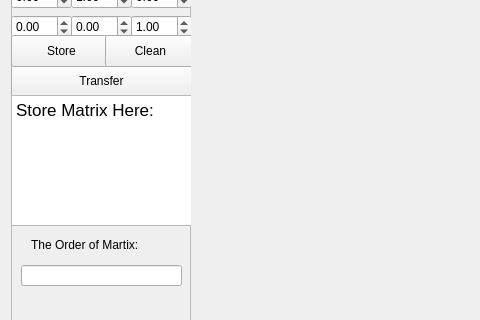
ThisIsGJ/QT, file labOO/MainWindow.ui: the form before one commit; both pictures show x 0 to 480 and y 316 to 636 of the 794 by 848 pixel window.
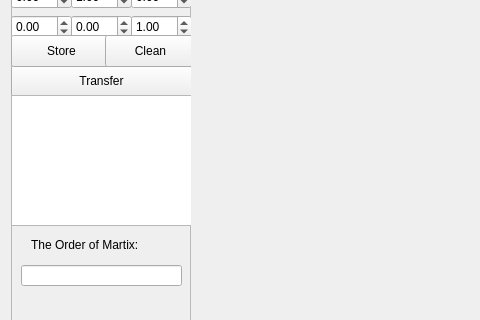
The form after the commit. Custom widgets are drawn as their Qt base class.

```diff
--- a/labOO/MainWindow.ui
+++ b/labOO/MainWindow.ui
@@ -305,7 +305,7 @@
 &lt;html&gt;&lt;head&gt;&lt;meta name=&quot;qrichtext&quot; content=&quot;1&quot; /&gt;&lt;style type=&quot;text/css&quot;&gt;
 p, li { white-space: pre-wrap; }
 &lt;/style&gt;&lt;/head&gt;&lt;body style=&quot; font-family:'.Lucida Grande UI'; font-size:13pt; font-weight:400; font-style:normal;&quot;&gt;
-&lt;p style=&quot; margin-top:0px; margin-bottom:0px; margin-left:0px; margin-right:0px; -qt-block-indent:0; text-indent:0px;&quot;&gt;Store Matrix Here:&lt;/p&gt;&lt;/body&gt;&lt;/html&gt;</string>
+&lt;p style=&quot;-qt-paragraph-type:empty; margin-top:0px; margin-bottom:0px; margin-left:0px; margin-right:0px; -qt-block-indent:0; text-indent:0px;&quot;&gt;&lt;br /&gt;&lt;/p&gt;&lt;/body&gt;&lt;/html&gt;</string>
        </property>
       </widget>
       <widget class="QLabel" name="label_2">
```
Left out of the diff: 3 changed lines with no effect on the pictures.
